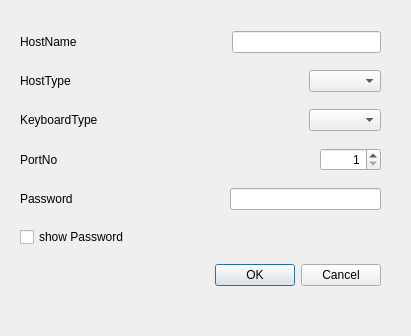
The window that src/GUI/connect_to_server_dialog.ui (funfun-dc5/qtbrynhildr) describes before a commit, drawn with Qt 5.
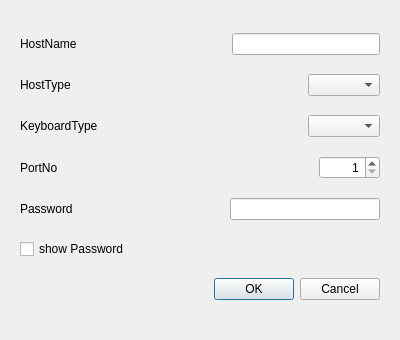
The same window after the commit.

Commit message: adjusted default dialog window size

What changed in the file:
```diff
--- a/src/GUI/connect_to_server_dialog.ui
+++ b/src/GUI/connect_to_server_dialog.ui
@@ -6,8 +6,8 @@
    <rect>
     <x>0</x>
     <y>0</y>
-    <width>411</width>
-    <height>336</height>
+    <width>400</width>
+    <height>340</height>
    </rect>
   </property>
   <property name="windowTitle">
@@ -18,8 +18,8 @@
     <rect>
      <x>20</x>
      <y>20</y>
-     <width>361</width>
-     <height>281</height>
+     <width>360</width>
+     <height>300</height>
     </rect>
    </property>
    <layout class="QVBoxLayout" name="verticalLayout">
```
The commit also changes 3 other files.
